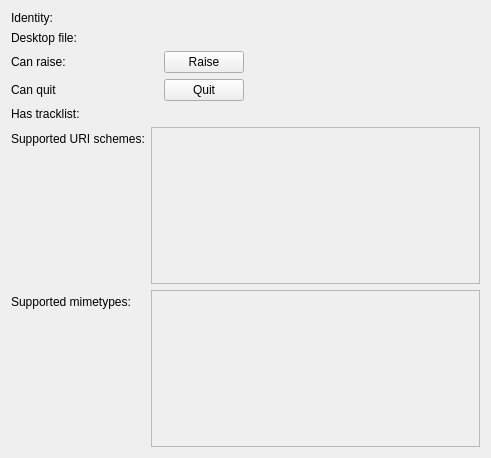
Qt form ui/roottest.ui (randomguy3/mpristester) before a commit.
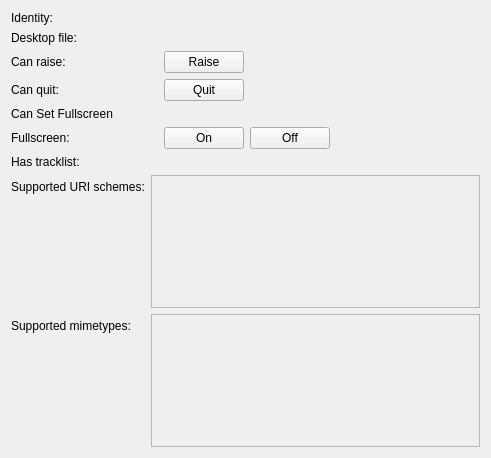
The same form after that commit.

Commit message:
Fullscreen property support
We now check for the Fullscreen and CanSetFullscreen properties (MPRIS
2.2).

```diff
--- a/ui/roottest.ui
+++ b/ui/roottest.ui
@@ -82,7 +82,7 @@
    <item row="3" column="0">
     <widget class="QLabel" name="label_5">
      <property name="text">
-      <string>Can quit</string>
+      <string>Can quit:</string>
      </property>
     </widget>
    </item>
@@ -107,14 +107,21 @@
      </item>
     </layout>
    </item>
-   <item row="4" column="0">
+   <item row="5" column="0">
+    <widget class="QLabel" name="label_2">
+     <property name="text">
+      <string>Fullscreen:</string>
+     </property>
+    </widget>
+   </item>
+   <item row="7" column="0">
     <widget class="QLabel" name="label_7">
      <property name="text">
       <string>Has tracklist:</string>
      </property>
     </widget>
    </item>
-   <item row="4" column="1">
+   <item row="7" column="1">
     <widget class="QLabel" name="hasTracklistLbl">
      <property name="enabled">
       <bool>false</bool>
@@ -124,34 +131,79 @@
      </property>
     </widget>
    </item>
-   <item row="5" column="0">
+   <item row="8" column="0">
     <widget class="QLabel" name="label_9">
      <property name="text">
       <string>Supported URI schemes:</string>
      </property>
     </widget>
    </item>
-   <item row="6" column="0">
+   <item row="8" column="1">
+    <widget class="QListWidget" name="uriSchemesList">
+     <property name="enabled">
+      <bool>false</bool>
+     </property>
+    </widget>
+   </item>
+   <item row="9" column="0">
     <widget class="QLabel" name="label_10">
      <property name="text">
       <string>Supported mimetypes:</string>
      </property>
     </widget>
    </item>
-   <item row="5" column="1">
-    <widget class="QListWidget" name="uriSchemesList">
-     <property name="enabled">
-      <bool>false</bool>
-     </property>
-    </widget>
-   </item>
-   <item row="6" column="1">
+   <item row="9" column="1">
     <widget class="QListWidget" name="mimetypesList">
      <property name="enabled">
       <bool>false</bool>
      </property>
     </widget>
    </item>
+   <item row="5" column="1">
+    <layout class="QHBoxLayout" name="horizontalLayout_4">
+     <item>
+      <widget class="QLabel" name="fullscreenLbl">
+       <property name="enabled">
+        <bool>false</bool>
+       </property>
+       <property name="text">
+        <string>&lt;unknown&gt;</string>
+       </property>
+      </widget>
+     </item>
+     <item>
+      <widget class="QPushButton" name="fullscreenOnBtn">
+       <property name="text">
+        <string>On</string>
+       </property>
+      </widget>
+     </item>
+     <item>
+      <widget class="QPushButton" name="fullscreenOffBtn">
+       <property name="text">
+        <string>Off</string>
+       </property>
+      </widget>
+     </item>
+    </layout>
+   </item>
+   <item row="4" column="0">
+    <widget class="QLabel" name="label_6">
+     <property name="text">
+      <string>Can Set Fullscreen</string>
+     </property>
+    </widget>
+   </item>
+   <item row="4" column="1">
+    <widget class="QLabel" name="canSetFullscreenLbl">
+     <property name="enabled">
+      <bool>false</bool>
+     </property>
+     <property name="text">
+      <string>&lt;unknown&gt;</string>
+     </property>
+    </widget>
+   </item>
   </layout>
  </widget>
  <resources/>
```
The commit also changes 8 other files.
